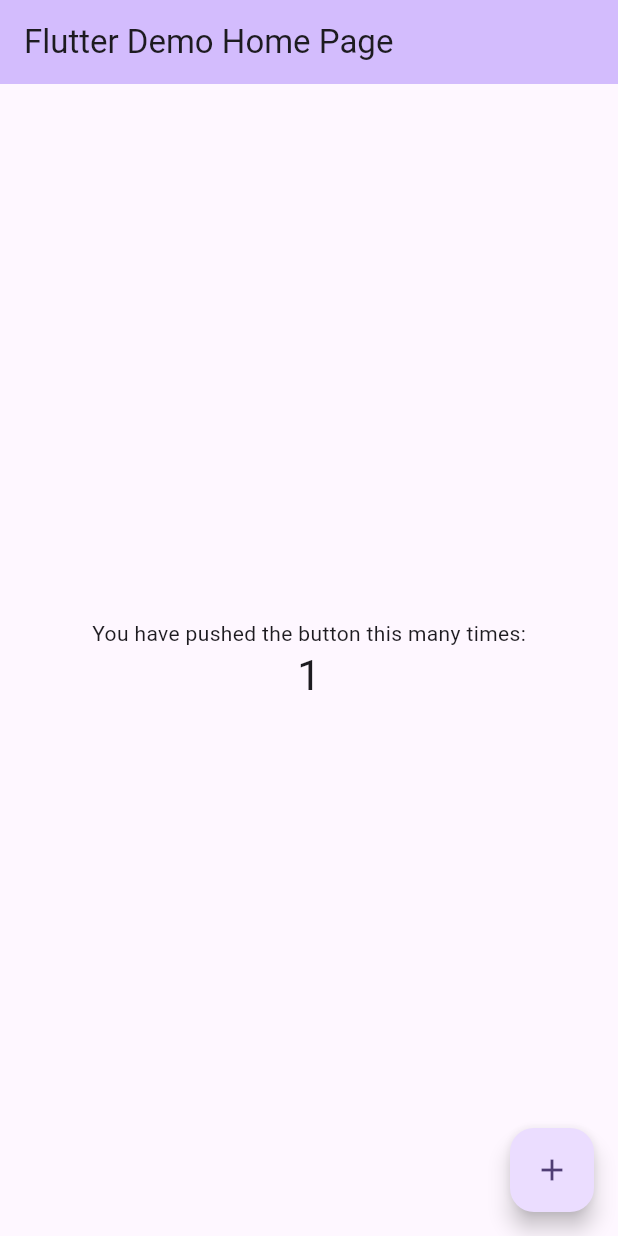
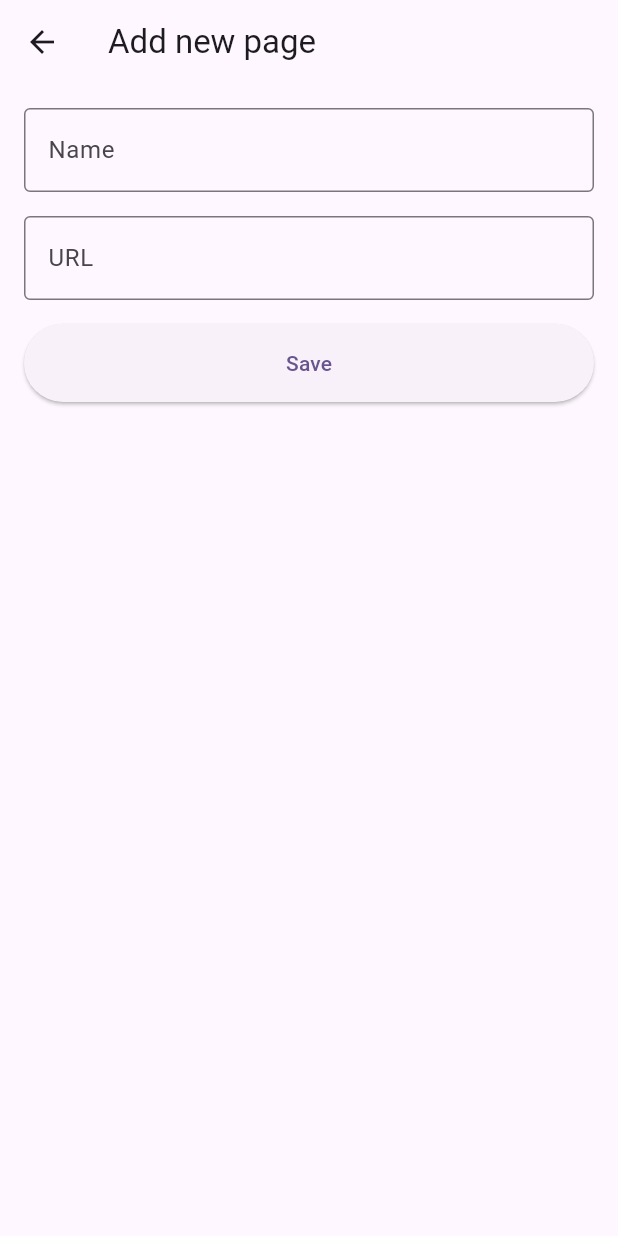
Before and after one commit to TheLastGimbus/last_website_watcher, a Flutter app: the screen it shows after launch, after a tap on the "add" icon, on a phone screen of 412 x 824 dp. Run offline on Flutter 3.47's test engine with Material 2 defaults, Android fonts, the phone set to English and light mode, and no system bars; our stand-ins replace flutter_local_notifications, hive, hive_flutter; missing offline and left inert: workmanager; accounts and stored records are empty.

Commit message:
make the whole app

```diff
--- a/analysis_options.yaml
+++ b/analysis_options.yaml
@@ -21,6 +21,7 @@ linter:
   # `// ignore_for_file: name_of_lint` syntax on the line or in the file
   # producing the lint.
   rules:
+    - prefer_relative_imports
     # avoid_print: false  # Uncomment to disable the `avoid_print` rule
     # prefer_single_quotes: true  # Uncomment to enable the `prefer_single_quotes` rule
 
--- /dev/null
+++ b/lib/add_new_page.dart
@@ -0,0 +1,73 @@
+import 'dart:math';
+
+import 'package:flutter/material.dart';
+import 'package:hive/hive.dart';
+
+import 'db/db.dart' as db;
+import 'db/web_page.dart';
+import 'shit_utils.dart';
+
+class AddNewPage extends StatefulWidget {
+  const AddNewPage({super.key});
+
+  @override
+  State<AddNewPage> createState() => _AddNewPageState();
+}
+
+class _AddNewPageState extends State<AddNewPage> {
+  final _formKey = GlobalKey<FormState>();
+  final _nameCtrl = TextEditingController();
+  final _urlCtrl = TextEditingController();
+
+  @override
+  Widget build(BuildContext context) {
+    return Scaffold(
+      appBar: AppBar(title: const Text('Add new page')),
+      body: Form(
+        key: _formKey,
+        child: ListView(
+          padding: const EdgeInsets.all(16),
+          children: [
+            TextFormField(
+              controller: _nameCtrl,
+              decoration: const InputDecoration(
+                hintText: 'Name',
+                border: OutlineInputBorder(),
+              ),
+            ),
+            const SizedBox(height: 16),
+            TextFormField(
+              controller: _urlCtrl,
+              validator: (s) =>
+                  Uri.parse(s ?? '').isAbsolute ? null : 'Not valid URL',
+              decoration: const InputDecoration(
+                hintText: 'URL',
+                border: OutlineInputBorder(),
+              ),
+            ),
+            const SizedBox(height: 16),
+            ElevatedButton(
+              onPressed: () async {
+                if (!_formKey.currentState!.validate()) return;
+                final box = Hive.box<WebPage>(db.boxName);
+                await box.add(
+                  WebPage(
+                    name: _nameCtrl.text.nullIfEmpty(),
+                    url: _urlCtrl.text,
+                    notificationChannelId: Random().nextDouble().toString(),
+                  ),
+                );
+                // ignore: use_build_context_synchronously
+                Navigator.pop(context);
+              },
+              child: const Padding(
+                padding: EdgeInsets.all(16),
+                child: Text('Save'),
+              ),
+            ),
+          ],
+        ),
+      ),
+    );
+  }
+}
--- /dev/null
+++ b/lib/db/db.dart
@@ -0,0 +1,15 @@
+import 'package:hive_flutter/hive_flutter.dart';
+
+import 'web_page.dart';
+
+const boxName = 'pages';
+
+Future<void> init() async {
+  await Hive.initFlutter();
+  Hive.registerAdapter(WebPageAdapter());
+  await Hive.openBox<WebPage>(boxName);
+}
+
+Future<void> close() async {
+  await Hive.close();
+}
--- /dev/null
+++ b/lib/db/web_page.dart
@@ -0,0 +1,31 @@
+import 'package:hive/hive.dart';
+
+part 'web_page.g.dart';
+
+@HiveType(typeId: 1)
+class WebPage {
+  @HiveField(1)
+  final String? name;
+  @HiveField(2)
+  final String url;
+  @HiveField(3)
+  final DateTime? lastUpdate;
+  @HiveField(4)
+  final int? color;
+  @HiveField(5)
+  final String? lastHtml;
+  @HiveField(6)
+  final DateTime? lastChange;
+  @HiveField(7)
+  final String notificationChannelId;
+
+  const WebPage({
+    this.name,
+    required this.url,
+    this.lastUpdate,
+    this.color,
+    this.lastHtml,
+    this.lastChange,
+    required this.notificationChannelId,
+  });
+}
--- /dev/null
+++ b/lib/home_page.dart
@@ -0,0 +1,101 @@
+import 'package:duration/duration.dart';
+import 'package:flutter/material.dart';
+import 'package:hive_flutter/hive_flutter.dart';
+
+import 'add_new_page.dart';
+import 'db/db.dart';
+import 'db/web_page.dart';
+import 'update.dart';
+
+class HomePage extends StatefulWidget {
+  const HomePage({super.key});
+
+  @override
+  State<HomePage> createState() => _HomePageState();
+}
+
+class _HomePageState extends State<HomePage> {
+  @override
+  void initState() {
+    super.initState();
+    setupNotifications();
+  }
+
+  @override
+  Widget build(BuildContext context) {
+    return ValueListenableBuilder<Box<WebPage>>(
+      valueListenable: Hive.box<WebPage>(boxName).listenable(),
+      builder: (context, box, _) => Scaffold(
+        appBar: AppBar(
+          title: const Text('Website Watcher'),
+          actions: [
+            IconButton(
+              onPressed: () => updateAllPages(),
+              icon: const Icon(Icons.refresh),
+            ),
+          ],
+        ),
+        body: ListView.builder(
+          padding: const EdgeInsets.all(16),
+          itemCount: box.length,
+          itemBuilder: (context, idx) => WebPageCard(
+            idx,
+            box.values.elementAt(idx),
+          ),
+        ),
+        floatingActionButton: FloatingActionButton(
+          onPressed: () => Navigator.push(
+            context,
+            MaterialPageRoute(builder: (context) => const AddNewPage()),
+          ),
+          child: const Icon(Icons.add),
+        ),
+      ),
+    );
+  }
+}
+
+class WebPageCard extends StatelessWidget {
+  final int index;
+  final WebPage webPage;
+
+  const WebPageCard(this.index, this.webPage, {super.key});
+
+  @override
+  Widget build(BuildContext context) {
+    return Card(
+      child: Column(
+        children: [
+          ListTile(
+            title: Text(webPage.name ?? '-'),
+            subtitle: Text(webPage.url),
+            trailing: IconButton(
+              icon: const Icon(Icons.refresh),
+              onPressed: () => updateWebPage(index),
+            ),
+          ),
+          ListTile(
+            leading: const Icon(Icons.sync),
+            title: const Text('Last sync'),
+            subtitle: Text(
+              webPage.lastUpdate != null
+                  ? prettyDuration(
+                      DateTime.now().difference(webPage.lastUpdate!))
+                  : 'Not yet',
+            ),
+          ),
+          ListTile(
+            leading: const Icon(Icons.difference),
+            title: const Text('Last change'),
+            subtitle: Text(
+              webPage.lastChange != null
+                  ? prettyDuration(
+                      DateTime.now().difference(webPage.lastChange!))
+                  : 'Nothing yet',
+            ),
+          ),
+        ],
+      ),
+    );
+  }
+}
--- a/lib/main.dart
+++ b/lib/main.dart
@@ -1,125 +1,37 @@
 import 'package:flutter/material.dart';
 
-void main() {
+import 'db/db.dart' as db;
+import 'home_page.dart';
+
+void main() async {
+  await db.init();
   runApp(const MyApp());
 }
 
-class MyApp extends StatelessWidget {
+class MyApp extends StatefulWidget {
   const MyApp({super.key});
 
-  // This widget is the root of your application.
+  @override
+  State<MyApp> createState() => _MyAppState();
+}
+
+class _MyAppState extends State<MyApp> {
   @override
   Widget build(BuildContext context) {
     return MaterialApp(
       title: 'Flutter Demo',
       theme: ThemeData(
-        // This is the theme of your application.
-        //
-        // TRY THIS: Try running your application with "flutter run". You'll see
-        // the application has a blue toolbar. Then, without quitting the app,
-        // try changing the seedColor in the colorScheme below to Colors.green
-        // and then invoke "hot reload" (save your changes or press the "hot
-        // reload" button in a Flutter-supported IDE, or press "r" if you used
-        // the command line to start the app).
-        //
-        // Notice that the counter didn't reset back to zero; the application
-        // state is not lost during the reload. To reset the state, use hot
-        // restart instead.
-        //
-        // This works for code too, not just values: Most code changes can be
-        // tested with just a hot reload.
         colorScheme: ColorScheme.fromSeed(seedColor: Colors.deepPurple),
         useMaterial3: true,
       ),
-      home: const MyHomePage(title: 'Flutter Demo Home Page'),
+      darkTheme: ThemeData.dark(useMaterial3: true),
+      home: const HomePage(),
     );
-  }
-}
-
-class MyHomePage extends StatefulWidget {
-  const MyHomePage({super.key, required this.title});
-
-  // This widget is the home page of your application. It is stateful, meaning
-  // that it has a State object (defined below) that contains fields that affect
-  // how it looks.
-
-  // This class is the configuration for the state. It holds the values (in this
-  // case the title) provided by the parent (in this case the App widget) and
-  // used by the build method of the State. Fields in a Widget subclass are
-  // always marked "final".
-
-  final String title;
-
-  @override
-  State<MyHomePage> createState() => _MyHomePageState();
-}
-
-class _MyHomePageState extends State<MyHomePage> {
-  int _counter = 0;
-
-  void _incrementCounter() {
-    setState(() {
-      // This call to setState tells the Flutter framework that something has
-      // changed in this State, which causes it to rerun the build method below
-      // so that the display can reflect the updated values. If we changed
-      // _counter without calling setState(), then the build method would not be
-      // called again, and so nothing would appear to happen.
-      _counter++;
-    });
   }
 
   @override
-  Widget build(BuildContext context) {
-    // This method is rerun every time setState is called, for instance as done
-    // by the _incrementCounter method above.
-    //
-    // The Flutter framework has been optimized to make rerunning build methods
-    // fast, so that you can just rebuild anything that needs updating rather
-    // than having to individually change instances of widgets.
-    return Scaffold(
-      appBar: AppBar(
-        // TRY THIS: Try changing the color here to a specific color (to
-        // Colors.amber, perhaps?) and trigger a hot reload to see the AppBar
-        // change color while the other colors stay the same.
-        backgroundColor: Theme.of(context).colorScheme.inversePrimary,
-        // Here we take the value from the MyHomePage object that was created by
-        // the App.build method, and use it to set our appbar title.
-        title: Text(widget.title),
-      ),
-      body: Center(
-        // Center is a layout widget. It takes a single child and positions it
-        // in the middle of the parent.
-        child: Column(
-          // Column is also a layout widget. It takes a list of children and
-          // arranges them vertically. By default, it sizes itself to fit its
-          // children horizontally, and tries to be as tall as its parent.
-          //
-          // Column has various properties to control how it sizes itself and
-          // how it positions its children. Here we use mainAxisAlignment to
-          // center the children vertically; the main axis here is the vertical
-          // axis because Columns are vertical (the cross axis would be
-          // horizontal).
-          //
-          // TRY THIS: Invoke "debug painting" (choose the "Toggle Debug Paint"
-          // action in the IDE, or press "p" in the console), to see the
-          // wireframe for each widget.
-          mainAxisAlignment: MainAxisAlignment.center,
-          children: <Widget>[
-            const Text(
-              'You have pushed the button this many times:',
-            ),
-            Text(
-              '$_counter',
-              style: Theme.of(context).textTheme.headlineMedium,
-            ),
-          ],
-        ),
-      ),
-      floatingActionButton: FloatingActionButton(
-        onPressed: _incrementCounter,
-        tooltip: 'Increment',
-        child: const Icon(Icons.add),
-      ), // This trailing comma makes auto-formatting nicer for build methods.
-    );
+  void dispose() {
+    db.close();
+    super.dispose();
   }
 }
--- /dev/null
+++ b/lib/shit_utils.dart
@@ -0,0 +1,3 @@
+extension Shit on String {
+  String? nullIfEmpty() => isEmpty ? null : this;
+}
--- /dev/null
+++ b/lib/update.dart
@@ -0,0 +1,123 @@
+import 'dart:io';
+import 'dart:math';
+
+import 'package:flutter_local_notifications/flutter_local_notifications.dart';
+import 'package:hive/hive.dart';
+import 'package:http/http.dart' as http;
+import 'package:workmanager/workmanager.dart';
+
+import 'db/db.dart' as db;
+import 'db/web_page.dart';
+
+final _client = http.Client();
+final plugin = FlutterLocalNotificationsPlugin();
+
+Future<String> _downloadPage(Uri url) async {
+  final res = await _client.get(url);
+  if (res.statusCode < 200 || res.statusCode >= 300) {
+    throw 'Status code != 200 :(';
+  }
+  return res.body;
+}
+
+Future<bool> _sendNotification(
+  String title,
+  String body,
+  String channelId,
+  String channelName,
+) async {
+  plugin.show(
+    Random().nextInt(999999),
+    title,
+    body,
+    NotificationDetails(
+      android: AndroidNotificationDetails(channelId, channelName),
+    ),
+  );
+  return false;
+}
+
+Future<bool> updateWebPage(int boxIndex) async {
+  final box = Hive.box<WebPage>(db.boxName);
+  final page = box.getAt(boxIndex)!;
+  final body = await _downloadPage(Uri.parse(page.url));
+  final didChange = page.lastHtml != null && body != page.lastHtml;
+  if (didChange) {
+    await _sendNotification(
+      '${page.name} was updated!',
+      '',
+      page.notificationChannelId,
+      page.name ?? 'some website $boxIndex',
+    );
+  }
+  await box.putAt(
+    boxIndex,
+    WebPage(
+      name: page.name,
+      url: page.url,
+      lastUpdate: DateTime.now(),
+      color: page.color,
+      lastHtml: body,
+      lastChange: didChange ? DateTime.now() : page.lastChange,
+      notificationChannelId: page.notificationChannelId,
+    ),
+  );
+  return true;
+}
+
+Future<bool> updateAllPages() async {
+  final box = Hive.box<WebPage>(db.boxName);
+  final futures = <Future>[];
+  for (final idx in box.keys) {
+    futures.add(updateWebPage(idx));
+  }
+  await Future.wait(futures);
+  return true;
+}
+
+Future<void> setupNotifications() async {
+  await plugin.initialize(
+    const InitializationSettings(
+      android: AndroidInitializationSettings('ic_launcher'),
+      linux: LinuxInitializationSettings(defaultActionName: ''),
+    ),
+  );
+  if (Platform.isAndroid) {
+    await plugin
+        .resolvePlatformSpecificImplementation<
+            AndroidFlutterLocalNotificationsPlugin>()!
+        .requestPermission();
+    await Workmanager().initialize(callbackDispatcher);
+    await Workmanager().cancelAll(); // just in case 🤷
+    await Workmanager().registerPeriodicTask(
+      taskIdRoutineUpdate, // this doesnt get exposed in executeTask()
+      taskIdRoutineUpdate, // ...so pass it here too 🙃
+      frequency: const Duration(minutes: 15),
+      initialDelay: const Duration(minutes: 5),
+      existingWorkPolicy: ExistingWorkPolicy.keep,
+      backoffPolicy: BackoffPolicy.linear,
+    );
+  }
+}
+
+const taskIdRoutineUpdate = "website_watcher.notification";
+
+@pragma('vm:entry-point')
+void callbackDispatcher() {
+  // this $task is a name, not id?? wtf??
+  Workmanager().executeTask((task, inputData) async {
+    print("Running periodic task $task"
+        "${inputData != null ? " - input data: $inputData" : ""}");
+    try {
+      return switch (task) {
+        taskIdRoutineUpdate =>
+          updateAllPages().timeout(const Duration(minutes: 1)),
+        String() => throw Exception("No such task named $task"),
+      };
+      return true;
+    } catch (e, s) {
+      print("Periodic task $task failed: $e, $s");
+      return Future.value(false);
+    }
+  });
+}
```
Also changed, not shown: pubspec.yaml (+11 -7 lines), lib/db/web_page.g.dart (added), pubspec.lock, 7 other files.
